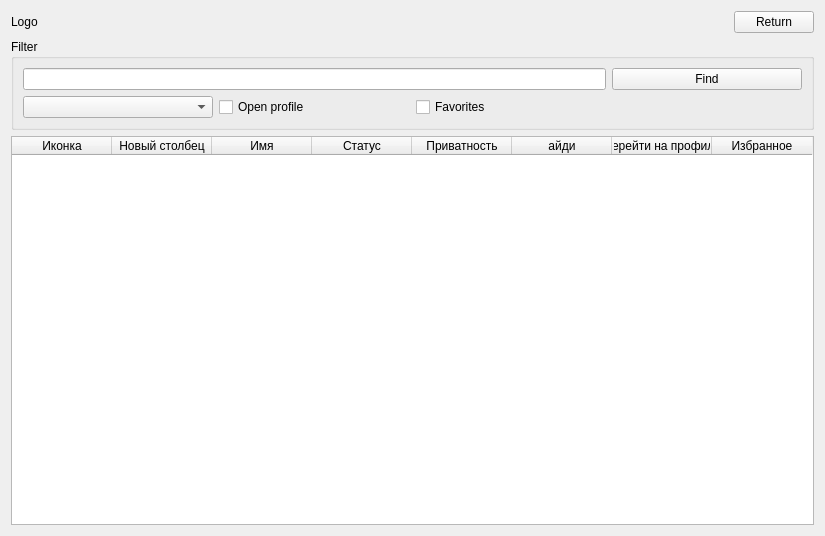
Old version of the form AraSteamManager/formfriends.ui in the repository Arankir/AraSteamManager.
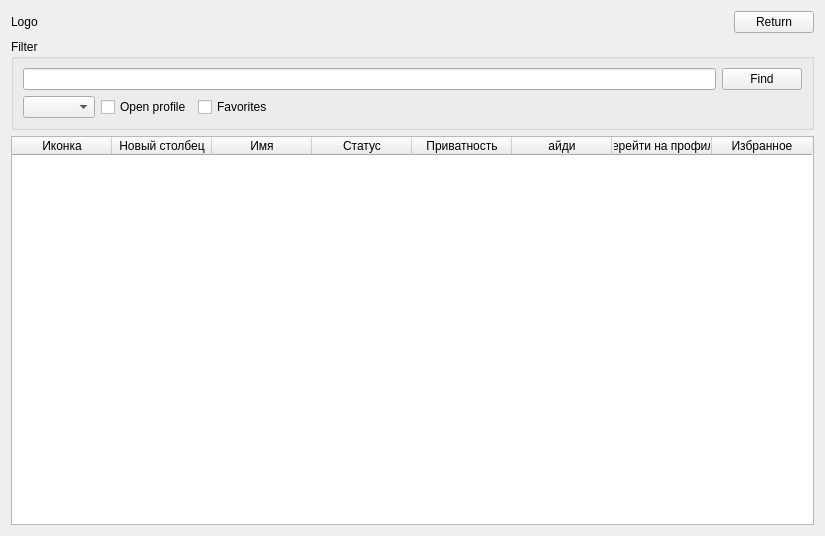
New version of the form.

```diff
--- a/AraSteamManager/formfriends.ui
+++ b/AraSteamManager/formfriends.ui
@@ -50,7 +50,7 @@
       <item row="1" column="0">
        <widget class="QComboBox" name="FormFriendsCBStatus"/>
       </item>
-      <item row="0" column="3">
+      <item row="0" column="4">
        <widget class="QPushButton" name="FormFriendsBFind">
         <property name="text">
          <string>Find</string>
@@ -71,7 +71,20 @@
         </property>
        </widget>
       </item>
-      <item row="0" column="0" colspan="3">
+      <item row="1" column="3">
+       <spacer name="horizontalSpacer_2">
+        <property name="orientation">
+         <enum>Qt::Horizontal</enum>
+        </property>
+        <property name="sizeHint" stdset="0">
+         <size>
+          <width>40</width>
+          <height>20</height>
+         </size>
+        </property>
+       </spacer>
+      </item>
+      <item row="0" column="0" colspan="4">
        <widget class="QLineEdit" name="FormFriendsLineEditName"/>
       </item>
      </layout>
```
